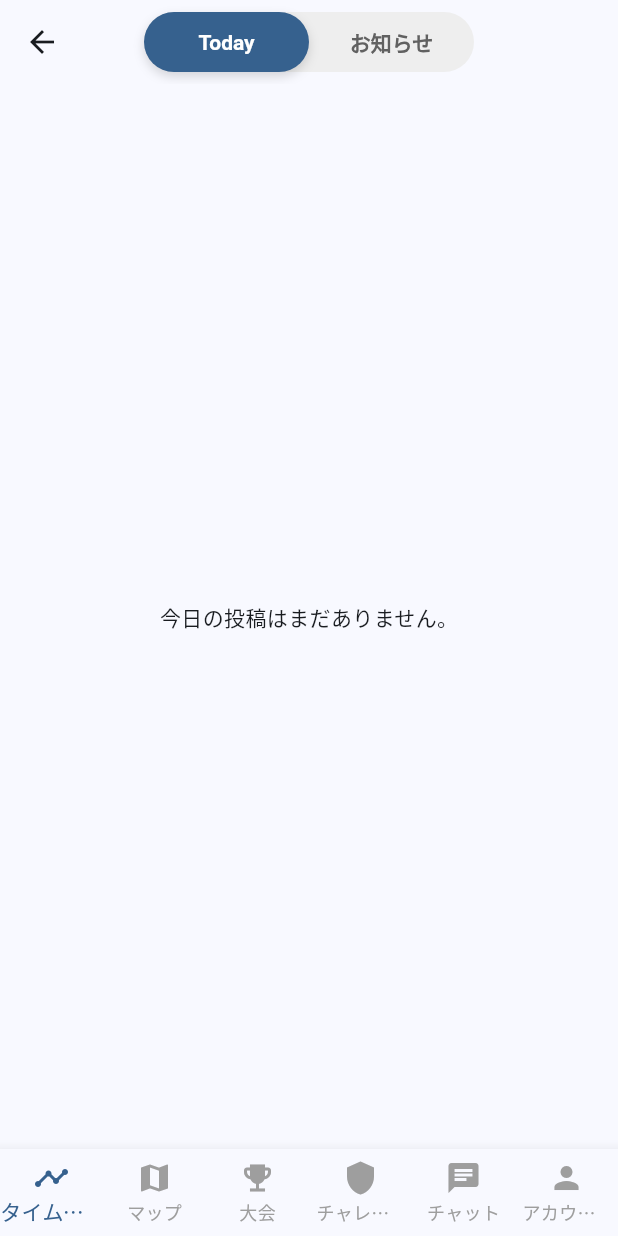
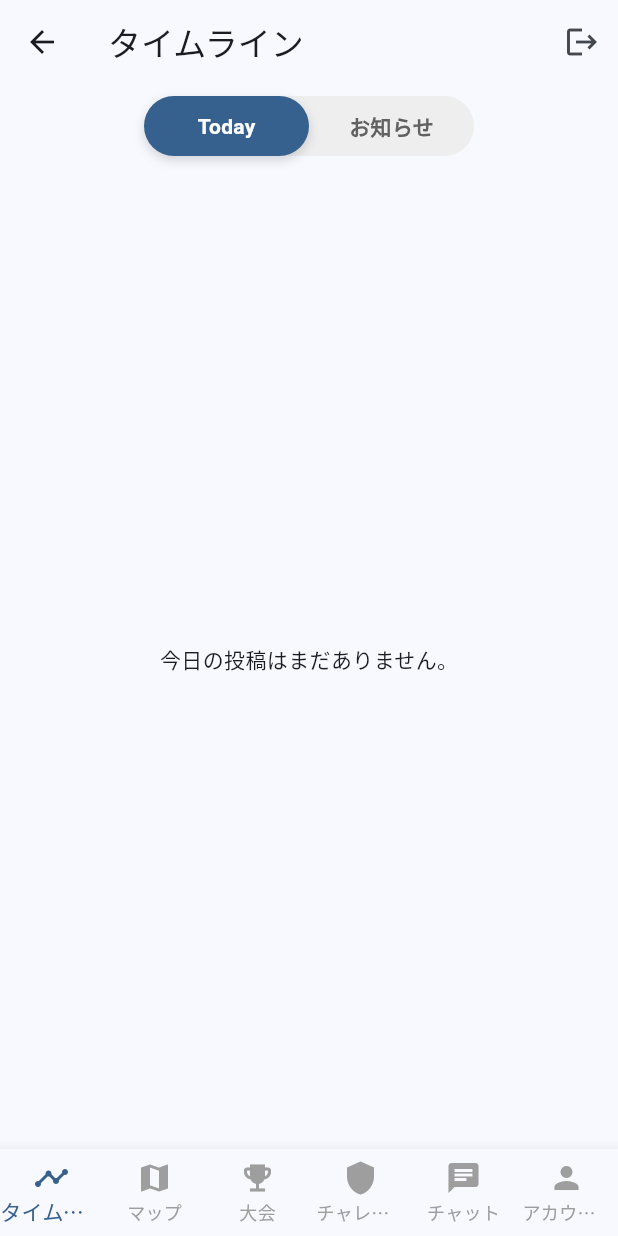
Before and after one commit to matusita0314/eging-map-app, a Flutter app: the AppScaffold screen opened directly, on a phone screen of 412 x 824 dp. Run offline on Flutter 3.47's test engine with Material 3 defaults, Android fonts, the light colour scheme and no system bars; our stand-ins replace cloud_firestore, firebase_auth, firebase_core, firebase_storage, fl_chart, geocoding and 6 more; accounts and stored records are empty.

```diff
--- a/lib/core/app_scaffold.dart
+++ b/lib/core/app_scaffold.dart
@@ -1,11 +1,11 @@
 import 'package:flutter/material.dart';
 import '../features/home_feed/timeline_page.dart';
 import '../features/map/map_page.dart';
+import '../features/account/account.dart';
 import 'package:firebase_auth/firebase_auth.dart';
 import '../features/tournament/tournament_page.dart';
 import '../features/chat/chat_list_page.dart';
 import '../features/challenge/challenge_page.dart';
-import '../features/account/my_account_page.dart';
 
 class AppScaffold extends StatefulWidget {
   const AppScaffold({super.key});
@@ -29,7 +29,7 @@ class _AppScaffoldState extends State<AppScaffold> {
       const TournamentPage(),
       const ChallengePage(),
       const ChatListPage(),
-      MyAccountPage(),
+      MyPage(userId: _user.uid),
     ];
   }
 
--- a/lib/features/account/account.dart
+++ b/lib/features/account/account.dart
@@ -4,13 +4,12 @@ import 'package:cloud_firestore/cloud_firestore.dart';
 import 'package:firebase_auth/firebase_auth.dart';
 import 'package:fl_chart/fl_chart.dart';
 import 'package:intl/intl.dart';
-
+import '../../widgets/common_app_bar.dart';
 import '../../models/post_model.dart';
 import '../../widgets/post_grid_card.dart';
 import 'edit_profile_page.dart';
 import 'follower_list_page.dart';
 import 'saved_posts_page.dart';
-// ▼▼▼【追加】TalkPageをインポートします ▼▼▼
 import '../chat/talk_page.dart';
 
 class MyPage extends StatefulWidget {
@@ -132,8 +131,12 @@ class _MyPageState extends State<MyPage> {
 
   @override
   Widget build(BuildContext context) {
+    final isCurrentUserProfile = _currentUser.uid == widget.userId;
     return Scaffold(
-      // AppBarは不要になったため削除。ヘッダーはbody内で作ります。
+      appBar: CommonAppBar(
+        // Textウィジェットを渡す
+        title: Text(isCurrentUserProfile ? 'マイページ' : 'プロフィール'),
+      ),
       body: StreamBuilder<DocumentSnapshot>(
         stream: FirebaseFirestore.instance
             .collection('users')
--- a/lib/features/account/saved_posts_page.dart
+++ b/lib/features/account/saved_posts_page.dart
@@ -90,7 +90,7 @@ class _SavedPostsPageState extends State<SavedPostsPage> {
   @override
   Widget build(BuildContext context) {
     return Scaffold(
-      appBar: CommonAppBar(title: '保存した投稿'),
+      appBar: CommonAppBar(title: const Text('保存した投稿')),
       body: StreamBuilder<QuerySnapshot>(
         stream: FirebaseFirestore.instance
             .collection('users')
--- a/lib/features/auth/login_page.dart
+++ b/lib/features/auth/login_page.dart
@@ -1,5 +1,3 @@
-// lib/pages/login_page.dart (整理・修正版)
-
 import 'package:flutter/material.dart';
 import 'package:firebase_auth/firebase_auth.dart';
 import 'signup_page.dart';
--- a/lib/features/home_feed/timeline_page.dart
+++ b/lib/features/home_feed/timeline_page.dart
@@ -7,6 +7,7 @@ import 'package:firebase_auth/firebase_auth.dart';
 import 'package:collection/collection.dart';
 import '../../models/post_model.dart';
 import '../../widgets/post_grid_card.dart';
+import '../../widgets/common_app_bar.dart';
 
 class TimelinePage extends StatefulWidget {
   const TimelinePage({super.key});
@@ -21,9 +22,12 @@ class _TimelinePageState extends State<TimelinePage> {
   @override
   Widget build(BuildContext context) {
     return Scaffold(
-      appBar: AppBar(
-        centerTitle: true,
-        title: Padding(
+      // ▼▼▼【変更点1】AppBarのタイトルを固定のテキストにする ▼▼▼
+      appBar: CommonAppBar(title: const Text('タイムライン')),
+      // ▼▼▼【変更点2】bodyの構造を変更し、タブをAppBarの外に配置する ▼▼▼
+      body: Column(
+        children: [
+          Padding(
             padding: const EdgeInsets.symmetric(vertical: 8.0),
             child: _CustomTabSwitcher(
               selectedIndex: _selectedTabIndex,
@@ -34,14 +38,16 @@ class _TimelinePageState extends State<TimelinePage> {
               },
             ),
           ),
-        backgroundColor: Theme.of(context).scaffoldBackgroundColor,
-        elevation: 0,
-      ),
-      body: IndexedStack(
+          // 残りの領域すべてを使ってコンテンツを表示
+          Expanded(
+            child: IndexedStack(
               index: _selectedTabIndex,
               children: const [
                 _TodayTimeline(),
                 Center(child: Text('現在、お知らせはありません。')),
+              ],
+            ),
+          ),
         ],
       ),
     );
--- a/lib/features/map/map_page.dart
+++ b/lib/features/map/map_page.dart
@@ -569,7 +569,8 @@ class _MapPageState extends State<MapPage> with TickerProviderStateMixin {
   Widget build(BuildContext context) {
     return Scaffold(
       appBar: CommonAppBar(
-        title: 'マップ',
+  // ▼▼▼【変更】Textウィジェットで囲む ▼▼▼
+  title: const Text('マップ'),
   actions: [
     IconButton(
       icon: Icon(
--- a/lib/widgets/common_app_bar.dart
+++ b/lib/widgets/common_app_bar.dart
@@ -1,45 +1,53 @@
 import 'package:flutter/material.dart';
 import 'package:firebase_auth/firebase_auth.dart';
+import '../features/auth/login_page.dart'; // ログインページをインポート
 
-// AppBarはPreferredSizeWidgetという特別な種類を実装する必要があります
 class CommonAppBar extends StatelessWidget implements PreferredSizeWidget {
-  final String title;
+  // ▼▼▼【変更】タイトルをWidget型にして、柔軟性を持たせる ▼▼▼
+  final Widget? title;
   final List<Widget> actions;
-  final VoidCallback? onFilterPressed; // フィルターボタン用のコールバック
+  // ▼▼▼【追加】TabBarなどを配置するためのbottomプロパティ ▼▼▼
+  final PreferredSizeWidget? bottom;
 
   const CommonAppBar({
     super.key,
-    required this.title,
+    this.title,
     this.actions = const [],
-    this.onFilterPressed, // コンストラクタで受け取る
+    this.bottom,
   });
+
+  Future<void> _logout(BuildContext context) async {
+    await FirebaseAuth.instance.signOut();
+    if (context.mounted) {
+      Navigator.of(context).pushAndRemoveUntil(
+        MaterialPageRoute(builder: (context) => const LoginPage()),
+        (route) => false,
+      );
+    }
+  }
 
   @override
   Widget build(BuildContext context) {
     return AppBar(
-      title: Text(title),
-      actions:
-          actions +
-          [
-            // onFilterPressedが設定されている場合のみ、フィルターボタンを表示
-            if (onFilterPressed != null)
-              IconButton(
-                icon: const Icon(Icons.filter_list),
-                onPressed: onFilterPressed,
-                tooltip: 'フィルター',
-              ),
-            IconButton(
-              icon: const Icon(Icons.logout),
-              onPressed: () async {
-                await FirebaseAuth.instance.signOut();
-              },
-              tooltip: 'ログアウト',
-            ),
-          ],
+      // AppBarのプロパティをそのまま受け渡す
+      title: title,
+      bottom: bottom,
+      // ▼▼▼【変更】既存のactionsにログアウトボタンを必ず追加する ▼▼▼
+      actions: actions + [
+        IconButton(
+          icon: const Icon(Icons.logout),
+          onPressed: () => _logout(context),
+          tooltip: 'ログアウト',
+        ),
+      ],
     );
   }
 
-  // AppBarの高さを指定するための決まり文句
+  // AppBarの高さを指定
   @override
-  Size get preferredSize => const Size.fromHeight(kToolbarHeight);
+  Size get preferredSize {
+    // bottomがある場合はその高さも考慮する
+    final bottomHeight = bottom?.preferredSize.height ?? 0;
+    return Size.fromHeight(kToolbarHeight + bottomHeight);
+  }
 }
```
Also changed, not shown: lib/features/chat/chat_list_page.dart (+47 -21 lines). Lines whose indentation alone changed are shown as unchanged.
